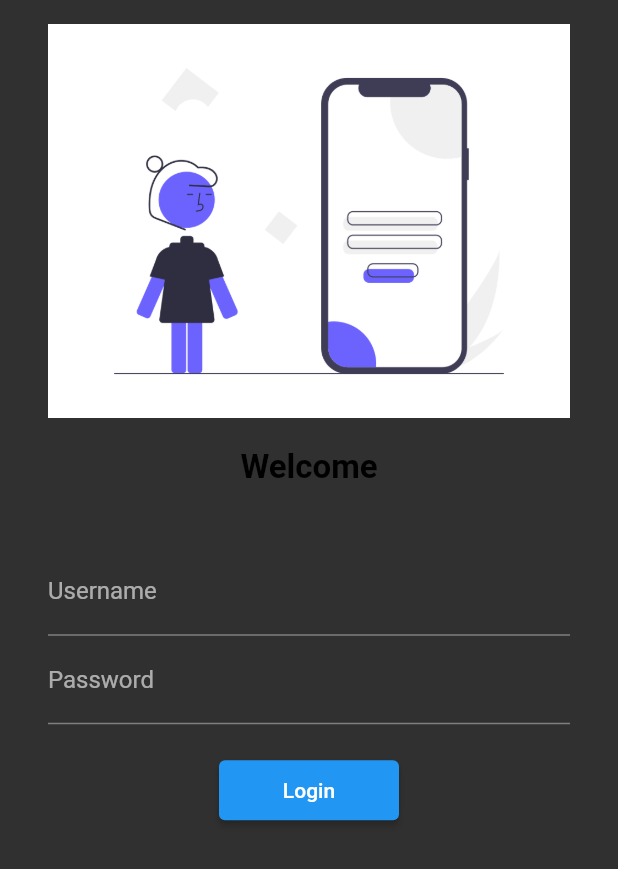
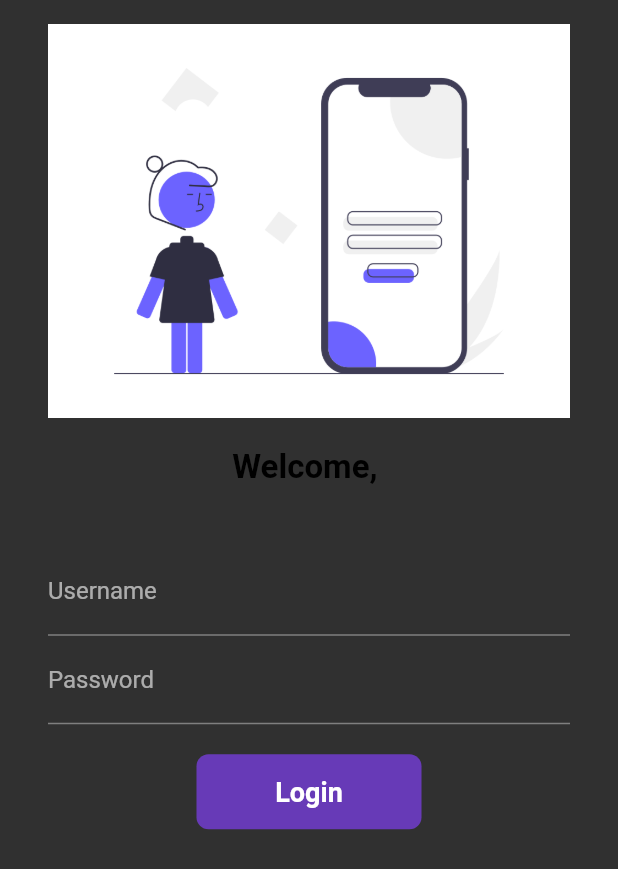
Before and after one commit to wizfury/catalog, a Flutter app: the loginpage screen opened by its route, on a phone screen of 412 x 824 dp. Shown: the top 869 px of the screen. Run offline on Flutter 3.47's test engine with Material 2 defaults, Android fonts, the phone set to English and light mode, and no system bars; missing offline and left inert: dart:html.

Commit message:
adding aniamtion to login button

```diff
--- a/lib/pages/login.dart
+++ b/lib/pages/login.dart
@@ -3,9 +3,16 @@ import 'dart:html';
 import 'package:catalog/util/routes.dart';
 import 'package:flutter/material.dart';
 
-class loginpage extends StatelessWidget {
+class loginpage extends StatefulWidget {
   const loginpage({Key? key}) : super(key: key);
 
+  @override
+  State<loginpage> createState() => _loginpageState();
+}
+
+class _loginpageState extends State<loginpage> {
+  String name = "";
+  bool changeButton = false;
   @override
   Widget build(BuildContext context) {
     return Material(
@@ -17,13 +24,12 @@ class loginpage extends StatelessWidget {
               Image.asset(
                 "assets/images/login.png",
                 fit: BoxFit.cover,
-
               ),
               SizedBox(
                 height: 20,
               ),
               Text(
-                "Welcome",
+                "Welcome, $name",
                 style: newMethod(),
               ),
               SizedBox(
@@ -34,20 +40,48 @@ class loginpage extends StatelessWidget {
                   hintText: "Enter the username",
                   labelText: "Username",
                 ),
+                onChanged: (value) {
+                  name = value;
+                  setState(() {});
+                },
               ),
               TextFormField(
-                decoration:
-                    InputDecoration(hintText: "Password", labelText: "Password"),
+                decoration: InputDecoration(
+                    hintText: "Password", labelText: "Password"),
               ),
               SizedBox(height: 20),
-              ElevatedButton(
-                onPressed: () {
-                  Navigator.pushNamed(context, myroutes.homeroute);
+
+              InkWell(
+                onTap: () {
+                  //Navigator.pushNamed(context, myroutes.homeroute);
+                  setState(() {
+                    changeButton = true;
+                  });
                 },
-                child: Text("Login"),
-                style: TextButton.styleFrom(minimumSize: Size(120,40)),
-
+                child: AnimatedContainer(
+                  duration: Duration(seconds: 1),
+                  width: changeButton?50:150,
+                  height: 50,
+                  alignment: Alignment.center,
+                  child: changeButton?Icon(Icons.done):Text(
+                    "Login",
+                    style: TextStyle(
+                        color: Colors.white,
+                        fontWeight: FontWeight.bold,
+                        fontSize: 18),
+                  ),
+                  decoration: BoxDecoration(
+                      color: Colors.deepPurple,
+                      borderRadius: BorderRadius.circular(changeButton?20:8)),
+                ),
               )
+              // ElevatedButton(
+              //   onPressed: () {
+              //     Navigator.pushNamed(context, myroutes.homeroute);
+              //   },
+              //   child: Text("Login"),
+              //   style: TextButton.styleFrom(minimumSize: Size(120, 40)),
+              // )
             ],
           ),
         ),
```
